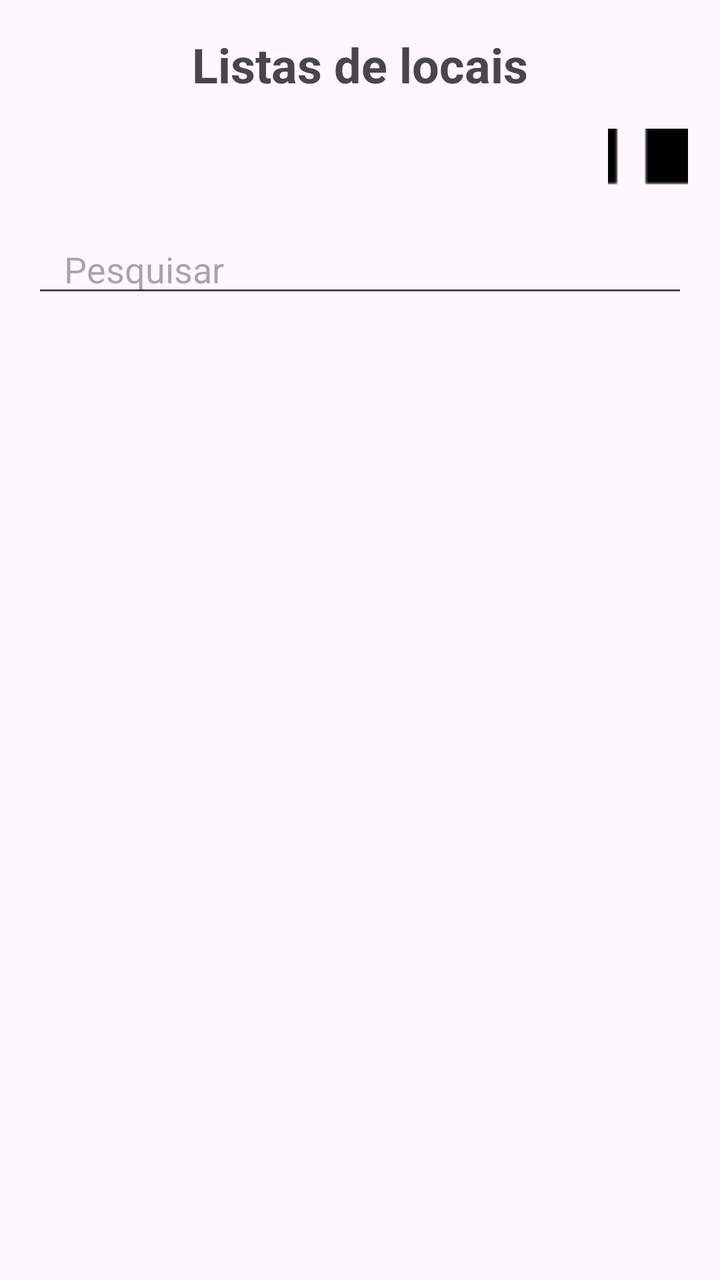
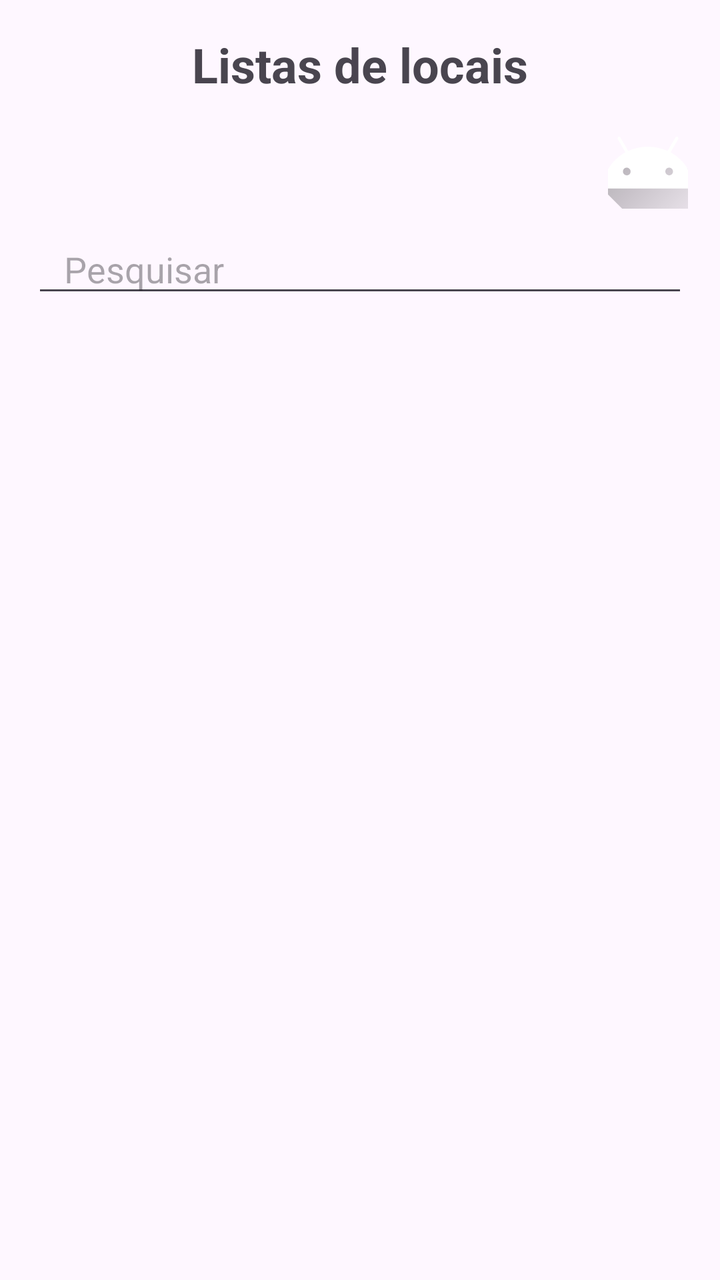

Before-and-after screenshots of an Android layout around one commit, followed by the original layout XML and the change that was made.
<!-- AndroidManifest.xml: application theme Theme.HomePantry -->
<!-- res/layout/fragment_lista_locais.xml -->
<?xml version="1.0" encoding="utf-8"?>
<FrameLayout xmlns:android="http://schemas.android.com/apk/res/android"
    xmlns:tools="http://schemas.android.com/tools"
    android:layout_width="match_parent"
    android:layout_height="match_parent"
    tools:context=".ListaLocaisFragment">

    <LinearLayout
        android:layout_width="match_parent"
        android:layout_height="match_parent"
        android:orientation="vertical">

        
        <TextView
            android:id="@+id/txt_titulo_locais"
            android:layout_width="match_parent"
            android:layout_height="wrap_content"
            android:gravity="center"
            android:text="@string/titulo_listas_locais"
            android:textSize="24sp"
            android:textStyle="bold"
            android:padding="16dp" />

        
        <LinearLayout
            android:layout_width="match_parent"
            android:layout_height="wrap_content"
            android:gravity="end"
            android:paddingEnd="16dp">

            <ImageButton
                android:id="@+id/btn_adicionar_local"
                android:layout_width="40dp"
                android:layout_height="40dp"
                android:background="@android:color/transparent"
                android:contentDescription="@string/desc_adicionar_local"
                android:src="@drawable/logoipl" />
        </LinearLayout>

        
        <EditText
            android:id="@+id/et_pesquisar_local"
            android:layout_width="match_parent"
            android:layout_height="wrap_content"
            android:hint="Pesquisar"
            android:layout_marginHorizontal="16dp"
            android:layout_marginTop="8dp"
            android:paddingHorizontal="16dp" />

        
        <androidx.recyclerview.widget.RecyclerView
            android:id="@+id/rv_listas_locais"
            android:layout_width="match_parent"
            android:layout_height="0dp"
            android:layout_weight="1"
            android:layout_margin="16dp" />

    </LinearLayout>

</FrameLayout>
<!-- resources referenced by this layout -->
<resources>
  <!-- drawable logoipl: png bitmap (drawable, 27442 bytes) -->
  <string name="desc_adicionar_local">Adicionar novo local</string>
  <string name="titulo_listas_locais">Listas de locais</string>
  <style name="Theme.HomePantry" parent="Base.Theme.HomePantry" />
  <style name="Base.Theme.HomePantry" parent="Theme.Material3.DayNight.NoActionBar">
          
          
      </style>
</resources>

<!-- the commit's change to res/layout/fragment_lista_locais.xml (unified diff, before → after) -->
@@ -34,7 +34,7 @@
                 android:layout_height="40dp"
                 android:background="@android:color/transparent"
                 android:contentDescription="@string/desc_adicionar_local"
-                android:src="@drawable/logoipl" />
+                android:src="@drawable/ic_launcher_foreground" />
         </LinearLayout>
 
         
<!-- resource entries referenced after the edit -->
@@ -1,6 +1,36 @@
 <!-- resources referenced by this layout -->
 <resources>
-  <!-- drawable logoipl: png bitmap (drawable, 27442 bytes) -->
+  <!-- drawable ic_launcher_foreground (drawable) -->
+  <vector xmlns:android="http://schemas.android.com/apk/res/android"
+      xmlns:aapt="http://schemas.android.com/aapt"
+      android:width="108dp"
+      android:height="108dp"
+      android:viewportWidth="108"
+      android:viewportHeight="108">
+      <path android:pathData="M31,63.928c0,0 6.4,-11 12.1,-13.1c7.2,-2.6 26,-1.4 26,-1.4l38.1,38.1L107,108.928l-32,-1L31,63.928z">
+          <aapt:attr name="android:fillColor">
+              <gradient
+                  android:endX="85.84757"
+                  android:endY="92.4963"
+                  android:startX="42.9492"
+                  android:startY="49.59793"
+                  android:type="linear">
+                  <item
+                      android:color="#44000000"
+                      android:offset="0.0" />
+                  <item
+                      android:color="#00000000"
+                      android:offset="1.0" />
+              </gradient>
+          </aapt:attr>
+      </path>
+      <path
+          android:fillColor="#FFFFFF"
+          android:fillType="nonZero"
+          android:pathData="M65.3,45.828l3.8,-6.6c0.2,-0.4 0.1,-0.9 -0.3,-1.1c-0.4,-0.2 -0.9,-0.1 -1.1,0.3l-3.9,6.7c-6.3,-2.8 -13.4,-2.8 -19.7,0l-3.9,-6.7c-0.2,-0.4 -0.7,-0.5 -1.1,-0.3C38.8,38.328 38.7,38.828 38.9,39.228l3.8,6.6C36.2,49.428 31.7,56.028 31,63.928h46C76.3,56.028 71.8,49.428 65.3,45.828zM43.4,57.328c-0.8,0 -1.5,-0.5 -1.8,-1.2c-0.3,-0.7 -0.1,-1.5 0.4,-2.1c0.5,-0.5 1.4,-0.7 2.1,-0.4c0.7,0.3 1.2,1 1.2,1.8C45.3,56.528 44.5,57.328 43.4,57.328L43.4,57.328zM64.6,57.328c-0.8,0 -1.5,-0.5 -1.8,-1.2s-0.1,-1.5 0.4,-2.1c0.5,-0.5 1.4,-0.7 2.1,-0.4c0.7,0.3 1.2,1 1.2,1.8C66.5,56.528 65.6,57.328 64.6,57.328L64.6,57.328z"
+          android:strokeWidth="1"
+          android:strokeColor="#00000000" />
+  </vector>
   <string name="desc_adicionar_local">Adicionar novo local</string>
   <string name="titulo_listas_locais">Listas de locais</string>
   <style name="Theme.HomePantry" parent="Base.Theme.HomePantry" />
